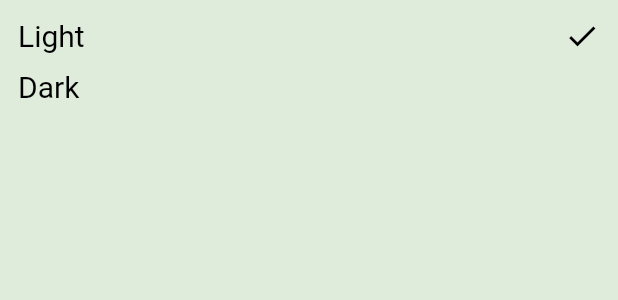
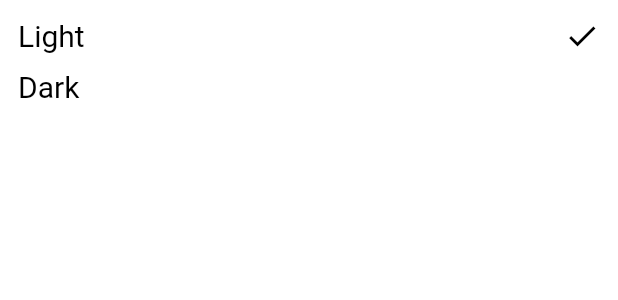
Before and after one commit to ShehabAldeen/todo2app, a Flutter app: the ThemeModeBottomSheet widget shown alone on an empty page, opened directly, on a phone screen of 412 x 824 dp. Shown: the top 300 px of the screen. Run offline on Flutter 3.47's test engine with Material 2 defaults, Android fonts, the phone set to English and light mode, and no system bars; our stand-ins replace flutter_slidable, table_calendar; generated files the repository leaves out were written again.

Commit message:
modified theme mode

```diff
--- a/lib/ui/app_config_provider.dart
+++ b/lib/ui/app_config_provider.dart
@@ -1,5 +1,7 @@
 import 'package:flutter/cupertino.dart';
 import 'package:flutter/material.dart';
+
+import '../main.dart';
 
 class AppConfigProvider extends ChangeNotifier {
   String appLanguage = 'en';
@@ -20,4 +22,12 @@ class AppConfigProvider extends ChangeNotifier {
     appTheme = newMode;
     notifyListeners();
   }
+
+  Color containerbackgroundColor() {
+    return isDark() ? MyThemeData.darkScaffoldBackground : Colors.white;
+  }
+
+  Color bottomSheettextColor() {
+    return isDark() ? Colors.white : Colors.black;
+  }
 }
--- a/lib/ui/thememode_bottom_sheet.dart
+++ b/lib/ui/thememode_bottom_sheet.dart
@@ -11,12 +11,15 @@ class ThemeModeBottomSheet extends StatefulWidget {
 }
 
 class _ThemeModeBottomSheetState extends State<ThemeModeBottomSheet> {
+  late AppConfigProvider provider;
+
   @override
   Widget build(BuildContext context) {
-    var provider = Provider.of<AppConfigProvider>(context);
+    provider = Provider.of<AppConfigProvider>(context);
 
     return Container(
-      margin: EdgeInsets.all(12),
+      padding: EdgeInsets.all(12),
+      color: provider.containerbackgroundColor(),
       child: Column(
         children: [
           InkWell(
@@ -50,13 +53,13 @@ class _ThemeModeBottomSheetState extends State<ThemeModeBottomSheet> {
         Text(
           themeMode,
           style: Theme.of(context).textTheme.headline4?.copyWith(
-                fontSize: 20,
-                color: Colors.black,
+            fontSize: 20,
+                color: provider.bottomSheettextColor(),
               ),
         ),
         Icon(
           Icons.check,
-          color: Colors.black,
+          color: provider.bottomSheettextColor(),
         ),
       ],
     );
@@ -69,8 +72,8 @@ class _ThemeModeBottomSheetState extends State<ThemeModeBottomSheet> {
         Text(
           themeMode,
           style: Theme.of(context).textTheme.headline4?.copyWith(
-                fontSize: 20,
-                color: Colors.black,
+            fontSize: 20,
+                color: provider.bottomSheettextColor(),
               ),
         ),
       ],
```
Also changed, not shown: lib/ui/language_bottom_sheet.dart (+7 -6 lines), lib/ui/settings_tab.dart (+2 -9 lines).
